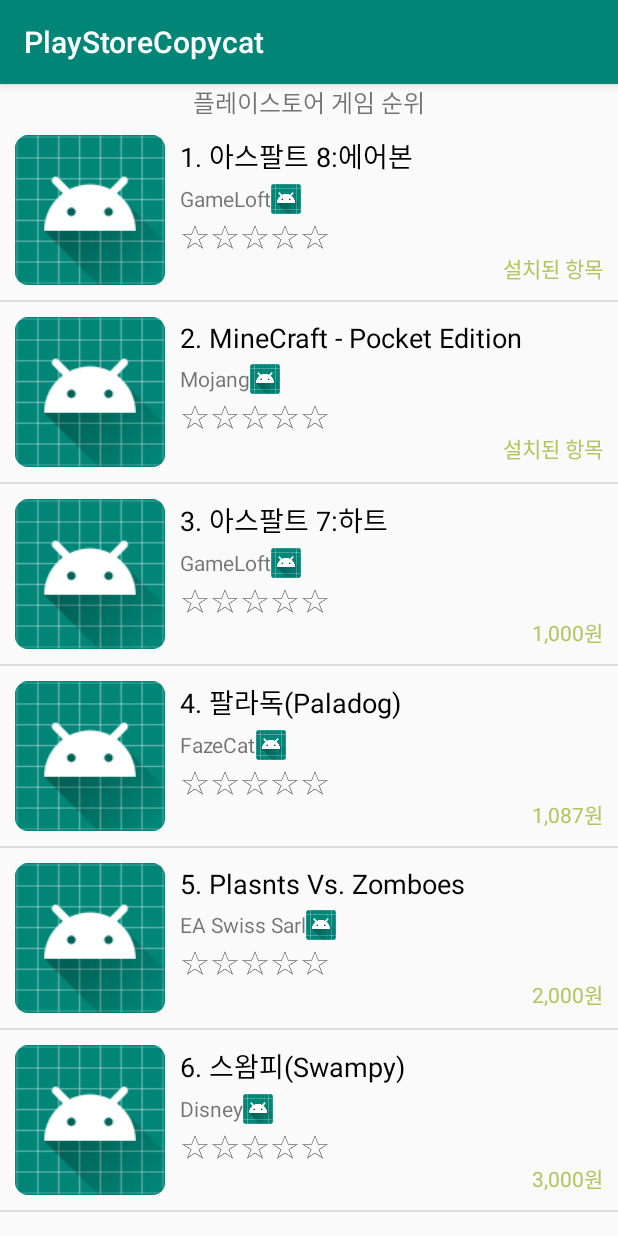
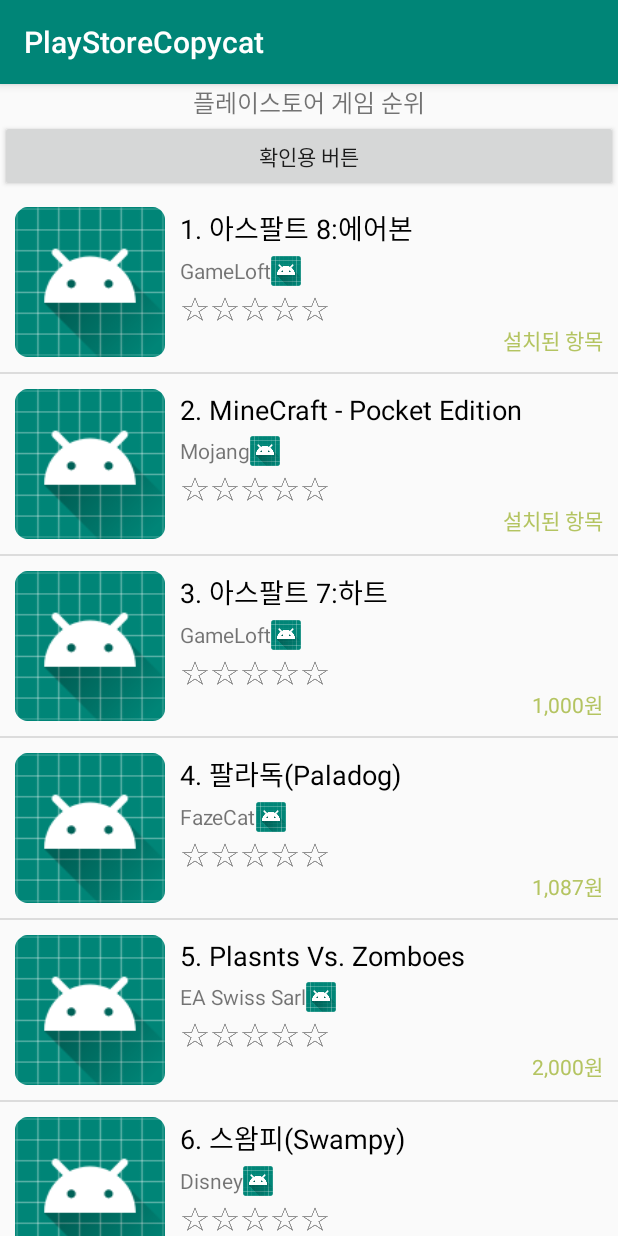
Before and after one commit to chaeakf/PlayStoreCopycat, an Android app: the screen it shows after launch (MainActivity), on a phone screen of 412 x 824 dp. Run offline under Robolectric (Android 15) with nearby library versions, the phone set to English and light mode, and no system bars; our stand-ins replace data binding.

Commit message:
이벤트 비교용 확인버튼 이벤트 처리

```diff
--- a/app/src/main/java/com/tj/playstorecopycat/MainActivity.java
+++ b/app/src/main/java/com/tj/playstorecopycat/MainActivity.java
@@ -3,6 +3,8 @@ package com.tj.playstorecopycat;
 import android.databinding.DataBindingUtil;
 import android.support.v7.app.AppCompatActivity;
 import android.os.Bundle;
+import android.view.View;
+import android.widget.Toast;
 
 import com.tj.playstorecopycat.adapters.appAdapter;
 import com.tj.playstorecopycat.databinding.ActivityMainBinding;
@@ -28,8 +30,15 @@ public class MainActivity extends AppCompatActivity {
 
         mAppAdapter = new appAdapter(MainActivity.this, appList);
         act.appLankListView.setAdapter(mAppAdapter);
+        //act.tilteTxt.setText("제목 화면");
 
-        //act.tilteTxt.setText("제목 화면");
+//        Q1. 확인버튼이 눌리면 "확인버튼을 눌렀습니다". 라는 토스트를 띄어봅시다.
+        act.okBtn.setOnClickListener(new View.OnClickListener() {
+            @Override
+            public void onClick(View v) {
+                Toast.makeText(MainActivity.this, "확인버튼을 눌렀습니다", Toast.LENGTH_SHORT).show();
+            }
+        });
     }
 
     void fillApss(){
--- a/app/src/main/res/layout/activity_main.xml
+++ b/app/src/main/res/layout/activity_main.xml
@@ -16,6 +16,12 @@
         android:gravity="center"
         android:text="플레이스토어 게임 순위"/>
 
+        <Button
+            android:id="@+id/okBtn"
+            android:layout_width="match_parent"
+            android:layout_height="wrap_content"
+            android:text="확인용 버튼"/>
+
         <ListView
             android:id="@+id/appLankListView"
             android:layout_width="match_parent"
```
